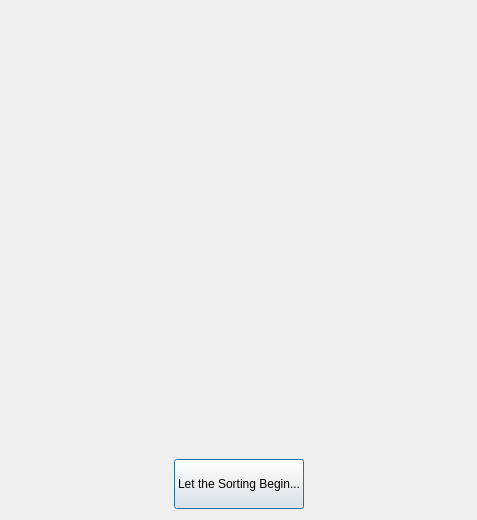
First picture: the form in UI/GUI.ui, repository amohlenhoff/regalbeagle, before the edit.
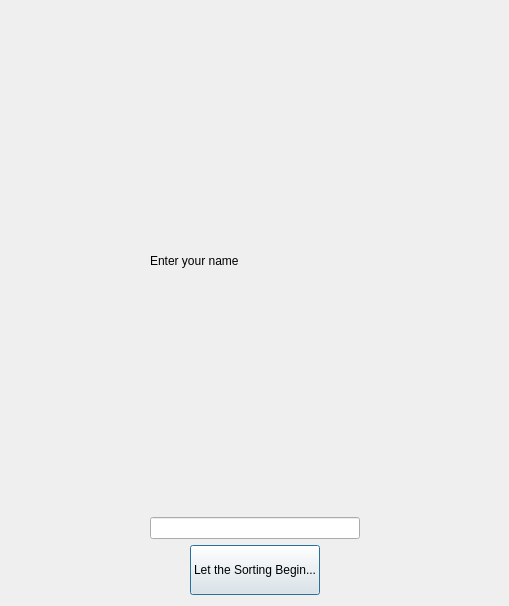
Second picture: the form after the edit. Icons and pictures are not drawn.

Commit message: tried making .wav files work on all OS platforms with QT

The edit to the form file:
```diff
--- a/UI/GUI.ui
+++ b/UI/GUI.ui
@@ -6,8 +6,8 @@
    <rect>
     <x>0</x>
     <y>0</y>
-    <width>477</width>
-    <height>520</height>
+    <width>509</width>
+    <height>606</height>
    </rect>
   </property>
   <property name="windowTitle">
@@ -48,10 +48,13 @@
      <item>
       <widget class="QLabel" name="label">
        <property name="text">
-        <string>&lt;html&gt;&lt;head/&gt;&lt;body&gt;&lt;p&gt;&lt;img src=&quot;:/images/Hogwarts_Logo.png&quot;/&gt;&lt;/p&gt;&lt;/body&gt;&lt;/html&gt;</string>
+        <string>Enter your name</string>
        </property>
       </widget>
      </item>
+     <item>
+      <widget class="QLineEdit" name="lineEdit_name"/>
+     </item>
      <item>
       <layout class="QHBoxLayout" name="horizontalLayout_2">
        <item>
```
Left out of the diff: 4 changed lines with no effect on the pictures. The commit also changes 1 other file.
